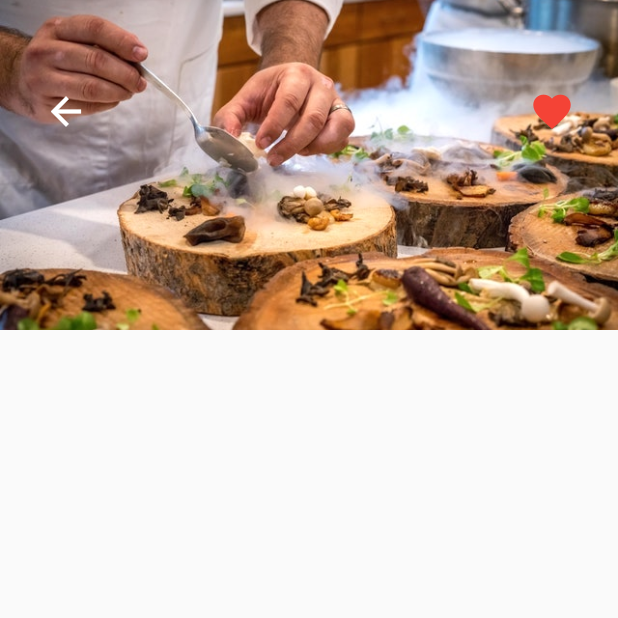
After one commit to sa2608/Flutter-Food-Delivery-App, a Flutter app: the screen it shows after launch, after a tap on "Restaurant 0", on a phone screen of 412 x 824 dp, the top half of it. The commit adds this screen. Run offline on Flutter 3.47's test engine with Material 2 defaults, Android fonts, the phone set to English and light mode, and no system bars.

Commit message:
:sparkles: resetaurant page

```diff
--- a/lib/screens/home_screen.dart
+++ b/lib/screens/home_screen.dart
@@ -1,5 +1,7 @@
 import 'package:flutter/material.dart';
 import 'package:flutter_food_delivery_ui/models/restaurant.dart';
+import 'package:flutter_food_delivery_ui/screens/restaurant_screen.dart';
+import 'package:flutter_food_delivery_ui/widgets/rating_stars.dart';
 import 'package:flutter_food_delivery_ui/widgets/recent_orders.dart';
 
 import '../data/data.dart';
@@ -15,7 +17,14 @@ class _HomeScreenState extends State<HomeScreen> {
     restaurants.forEach(
       (Restaurant restaurant) {
         restaurantList.add(
-          Container(
+          GestureDetector(
+            onTap: () => Navigator.push(
+              context,
+              MaterialPageRoute(
+                builder: (_) => RestaurantScreen(restaurant: restaurant),
+              ),
+            ),
+            child: Container(
               margin: EdgeInsets.symmetric(horizontal: 20.0, vertical: 10.0),
               decoration: BoxDecoration(
                 color: Colors.white,
@@ -40,8 +49,10 @@ class _HomeScreenState extends State<HomeScreen> {
                     child: Container(
                       margin: EdgeInsets.all(12.0),
                       child: Column(
-                      mainAxisAlignment: MainAxisAlignment.center, //align in the cernter of the container
-                      crossAxisAlignment: CrossAxisAlignment.start, //align left of the container
+                        mainAxisAlignment: MainAxisAlignment
+                            .center, //align in the cernter of the container
+                        crossAxisAlignment: CrossAxisAlignment
+                            .start, //align left of the container
                         children: [
                           Text(
                             restaurant.name,
@@ -51,7 +62,7 @@ class _HomeScreenState extends State<HomeScreen> {
                             ),
                             overflow: TextOverflow.ellipsis,
                           ),
-                        //RatingStars(restaurant.rating),
+                          RatingStars(restaurant.rating),
                           SizedBox(height: 4.0),
                           Text(
                             restaurant.address,
@@ -75,6 +86,7 @@ class _HomeScreenState extends State<HomeScreen> {
                     ),
                   )
                 ],
+              ),
             ),
           ),
         );
--- /dev/null
+++ b/lib/screens/restaurant_screen.dart
@@ -0,0 +1,52 @@
+import 'package:flutter/material.dart';
+import 'package:flutter_food_delivery_ui/models/restaurant.dart';
+
+class RestaurantScreen extends StatefulWidget {
+  final Restaurant restaurant;
+
+  RestaurantScreen({this.restaurant});
+  @override
+  _RestaurantScreenState createState() => _RestaurantScreenState();
+}
+
+class _RestaurantScreenState extends State<RestaurantScreen> {
+  @override
+  Widget build(BuildContext context) {
+    return Scaffold(
+      body: Column(
+        children: [
+          Stack(
+            children: [
+              Image(
+                image: AssetImage(widget.restaurant.imageUrl),
+                height: 220.0,
+                width: MediaQuery.of(context).size.width,
+                fit: BoxFit.cover,
+              ),
+              Padding(
+                padding: const EdgeInsets.symmetric(horizontal: 20.0, vertical:50.0),
+                child: Row(
+                  mainAxisAlignment: MainAxisAlignment.spaceBetween,
+                  children: [
+                    IconButton(
+                      icon: Icon(Icons.arrow_back),
+                      color: Colors.white,
+                      iconSize: 30.0,
+                      onPressed: () => Navigator.pop(context),
+                    ),
+                    IconButton(
+                      icon: Icon(Icons.favorite),
+                      color: Colors.red,
+                      iconSize: 30.0,
+                      onPressed: () {},
+                    ),
+                  ],
+                ),
+              )
+            ],
+          )
+        ],
+      ),
+    );
+  }
+}
```
Lines whose indentation alone changed are shown as unchanged.
